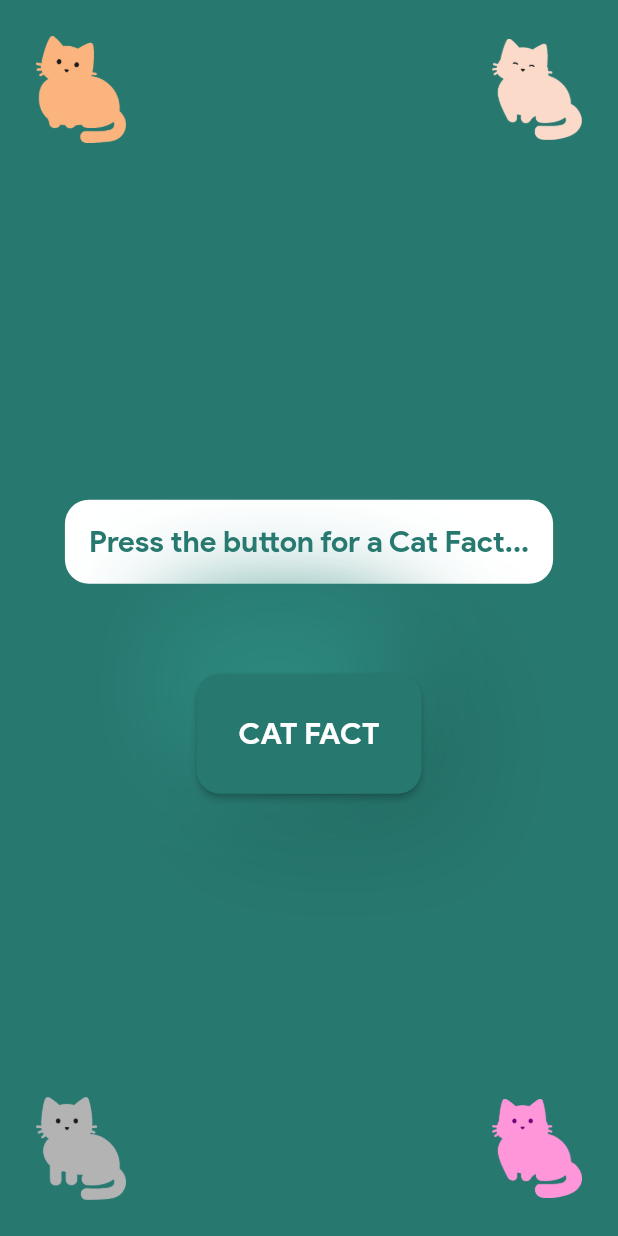
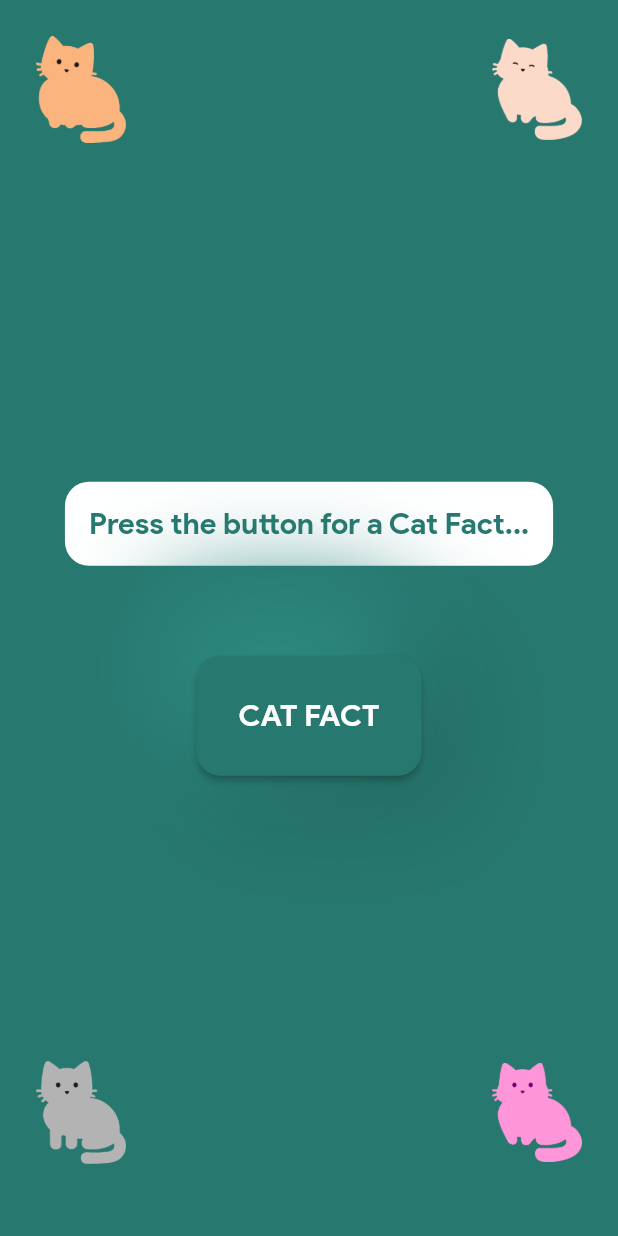
Before and after one commit to jokilic/PurrFact, a Flutter app: the screen it shows after launch, on a phone screen of 412 x 824 dp. Run offline on Flutter 3.47's test engine with Material 2 defaults, Android fonts, the phone set to English and light mode, and no system bars; network calls fail.

Commit message:
Preparations for Play Store

```diff
--- a/lib/mainUI.dart
+++ b/lib/mainUI.dart
@@ -8,9 +8,14 @@ import 'variables.dart';
 class MainUI extends StatelessWidget {
   @override
   Widget build(BuildContext context) {
+    Size size = MediaQuery.of(context).size;
+
     return Scaffold(
       backgroundColor: mainColor,
       body: SafeArea(
+        child: SingleChildScrollView(
+          child: Container(
+            height: size.height - 24.0,
             child: Column(
               mainAxisAlignment: MainAxisAlignment.spaceBetween,
               children: <Widget>[
@@ -32,6 +37,8 @@ class MainUI extends StatelessWidget {
               ],
             ),
           ),
+        ),
+      ),
     );
   }
 }
--- a/lib/variables.dart
+++ b/lib/variables.dart
@@ -1,8 +1,8 @@
 import 'package:flutter/material.dart';
 
 const Color mainColor = Color(0xFF27786F);
-const Color darkShadow = Color(0xFF21665e);
-const Color lightShadow = Color(0xFF2d8a80);
+const Color darkShadow = Color(0xFF21665E);
+const Color lightShadow = Color(0xFF2D8A80);
 
 const BoxDecoration neumorphicShadow = BoxDecoration(
   boxShadow: [
--- a/pubspec.yaml
+++ b/pubspec.yaml
@@ -18,8 +18,9 @@ dev_dependencies:
 
 flutter_icons:
   android: true
-  image_path: 'images/maca3.png'
+  image_path: 'images/icon.png'
   adaptive_icon_background: '#27786F'
+  adaptive_icon_foreground: 'images/icon.png'
 
 flutter:
   uses-material-design: true
```
Also changed, not shown: images/icon.png (added), screenshot.png (deleted), 14 other files. Lines whose indentation alone changed are shown as unchanged.
